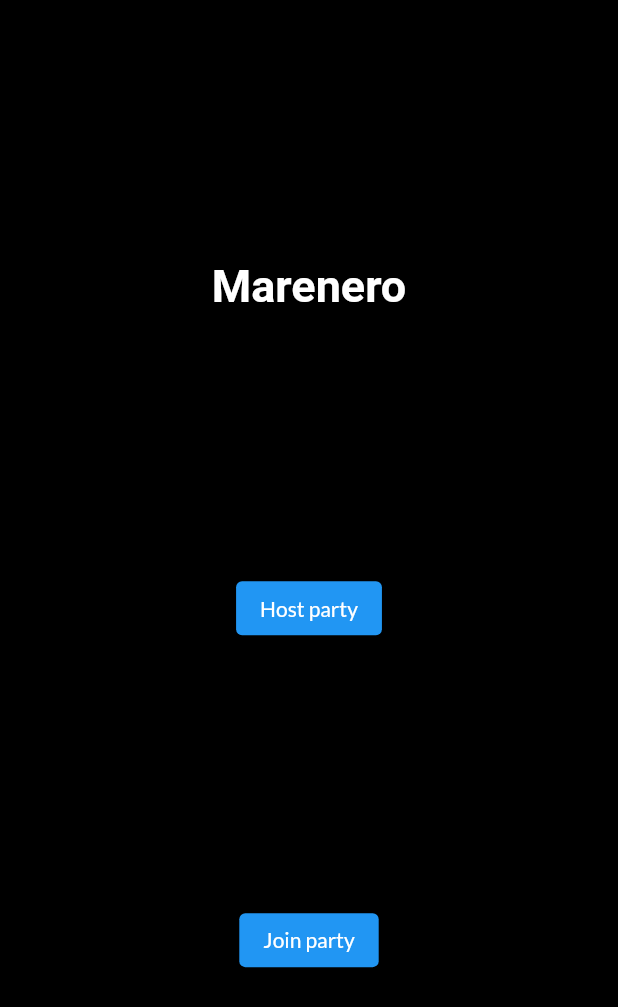
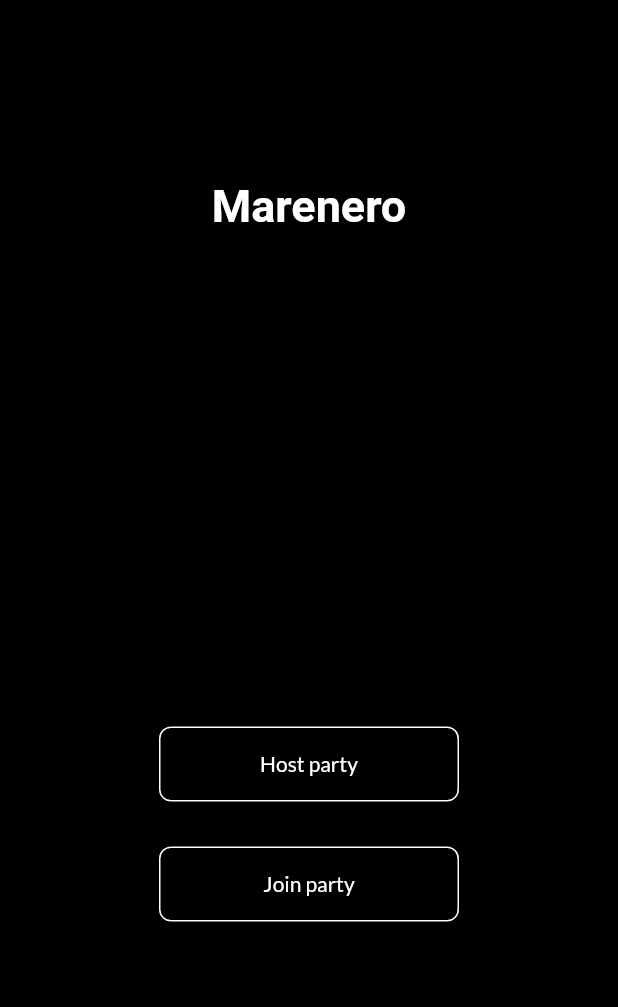
Before and after one commit to Kal-Elx/marenero, a Flutter app: the screen it shows after launch, on a phone screen of 412 x 824 dp. Shown: the top 1007 px of the screen. Run offline on Flutter 3.47's test engine with Material 2 defaults, Android fonts, the phone set to English and light mode, and no system bars; our stand-ins replace auto_size_text, cloud_firestore, firebase_core, flutter_dotenv, google_fonts, pinput; missing offline and left inert: spotify_sdk; accounts and stored records are empty.

Commit message:
design: buttons and headlines

```diff
--- a/marenero/lib/design/app_theme.dart
+++ b/marenero/lib/design/app_theme.dart
@@ -17,8 +17,25 @@ class AppTheme {
         elevation: 0,
         centerTitle: true,
       ),
+      textButtonTheme: TextButtonThemeData(),
       dividerTheme: DividerThemeData(
         color: Colors.white24,
+      ),
+      outlinedButtonTheme: OutlinedButtonThemeData(
+        style: OutlinedButton.styleFrom(
+          padding: EdgeInsets.all(12.0),
+          minimumSize: Size(
+            200.0,
+            50.0,
+          ),
+          primary: Colors.white,
+          side: BorderSide(
+            color: Colors.white,
+          ),
+          shape: RoundedRectangleBorder(
+            borderRadius: BorderRadius.all(Radius.circular(8.0)),
+          ),
+        ),
       ),
       textTheme: GoogleFonts.latoTextTheme().copyWith(
         //* Heading
--- a/marenero/lib/screens/home_screen.dart
+++ b/marenero/lib/screens/home_screen.dart
@@ -12,23 +12,37 @@ class HomeScreen extends StatelessWidget {
       body: Container(
         width: screenSize.width,
         child: Column(
-          mainAxisAlignment: MainAxisAlignment.spaceEvenly,
           children: [
-            Text(
+            Expanded(
+              flex: 1,
+              child: Center(
+                child: Text(
                   'Marenero',
                   style: Theme.of(context).textTheme.headline1,
                 ),
-            ElevatedButton(
+              ),
+            ),
+            Expanded(
+              flex: 2,
+              child: Column(
+                mainAxisAlignment: MainAxisAlignment.center,
+                children: [
+                  OutlinedButton(
                     onPressed: () {
                       Navigator.of(context).pushNamed(HostScreen.routeName);
                     },
                     child: Text('Host party'),
                   ),
-            ElevatedButton(
+                  SizedBox(height: 30.0),
+                  OutlinedButton(
                     onPressed: () {
-                Navigator.of(context).pushNamed(JoinPartyScreen.routeName);
+                      Navigator.of(context)
+                          .pushNamed(JoinPartyScreen.routeName);
                     },
                     child: Text('Join party'),
+                  ),
+                ],
+              ),
             ),
           ],
         ),
--- a/marenero/lib/screens/party_is_over_screen.dart
+++ b/marenero/lib/screens/party_is_over_screen.dart
@@ -7,7 +7,7 @@ class PartyIsOverScreen extends StatelessWidget {
       appBar: AppBar(),
       body: Center(
         child: Text(
-          'Sorry, this party is over\nShow up on time next time',
+          "Sorry, this party is over\nYou don't have to go home but you can't stay here",
           style: Theme.of(context).textTheme.headline2,
         ),
       ),
--- a/marenero/lib/screens/search_tracks.dart
+++ b/marenero/lib/screens/search_tracks.dart
@@ -70,7 +70,7 @@ class _SearchTracksState extends State<SearchTracks> {
               title: searchedTracks[i].name,
               artists: searchedTracks[i].artists,
               trailing: IconButton(
-                icon: Icon(Icons.add),
+                icon: Icon(Icons.add_circle_outline),
                 color: Colors.white,
                 onPressed: () => _selectTrack(i),
               ),
--- a/marenero/lib/screens/select_tracks_screen.dart
+++ b/marenero/lib/screens/select_tracks_screen.dart
@@ -87,7 +87,7 @@ class SelectTracksScreen extends StatelessWidget {
                             selectTrackCallback: addSelectedCallback,
                           ),
                         )
-                      : ElevatedButton(
+                      : OutlinedButton(
                           onPressed: () => Navigator.of(context).pop(),
                           child: Text('Return to the dance floor'),
                         ),
--- a/marenero/lib/widgets/participants_list.dart
+++ b/marenero/lib/widgets/participants_list.dart
@@ -46,6 +46,8 @@ class ParticipantsList extends StatelessWidget {
                 style: Theme.of(context).textTheme.bodyText1,
                 textAlign: TextAlign.center,
               ),
+              leading:
+                  Icon(participants[i].host ? Icons.music_note_outlined : null),
               trailing: _participantStatus(context, participants[i].id),
             ),
           ),
--- a/marenero/lib/widgets/party_app_bar_title.dart
+++ b/marenero/lib/widgets/party_app_bar_title.dart
@@ -14,6 +14,7 @@ class PartyAppBarTitle extends StatelessWidget {
           'Show this code to your friends',
           style: Theme.of(context).textTheme.bodyText2,
         ),
+        SizedBox(height: 8.0),
         Text(
           code,
           style: Theme.of(context).textTheme.headline1,
--- a/marenero/lib/widgets/selected_tracks_list.dart
+++ b/marenero/lib/widgets/selected_tracks_list.dart
@@ -30,7 +30,7 @@ class SelectedTracksList extends StatelessWidget {
                 title: tracks[i].name,
                 artists: tracks[i].artists,
                 trailing: IconButton(
-                  icon: Icon(Icons.remove),
+                  icon: Icon(Icons.remove_circle_outline),
                   color: Colors.white,
                   onPressed: () => removeSelectedCallback(tracks[i]),
                 ),
```
Lines whose indentation alone changed are shown as unchanged.
